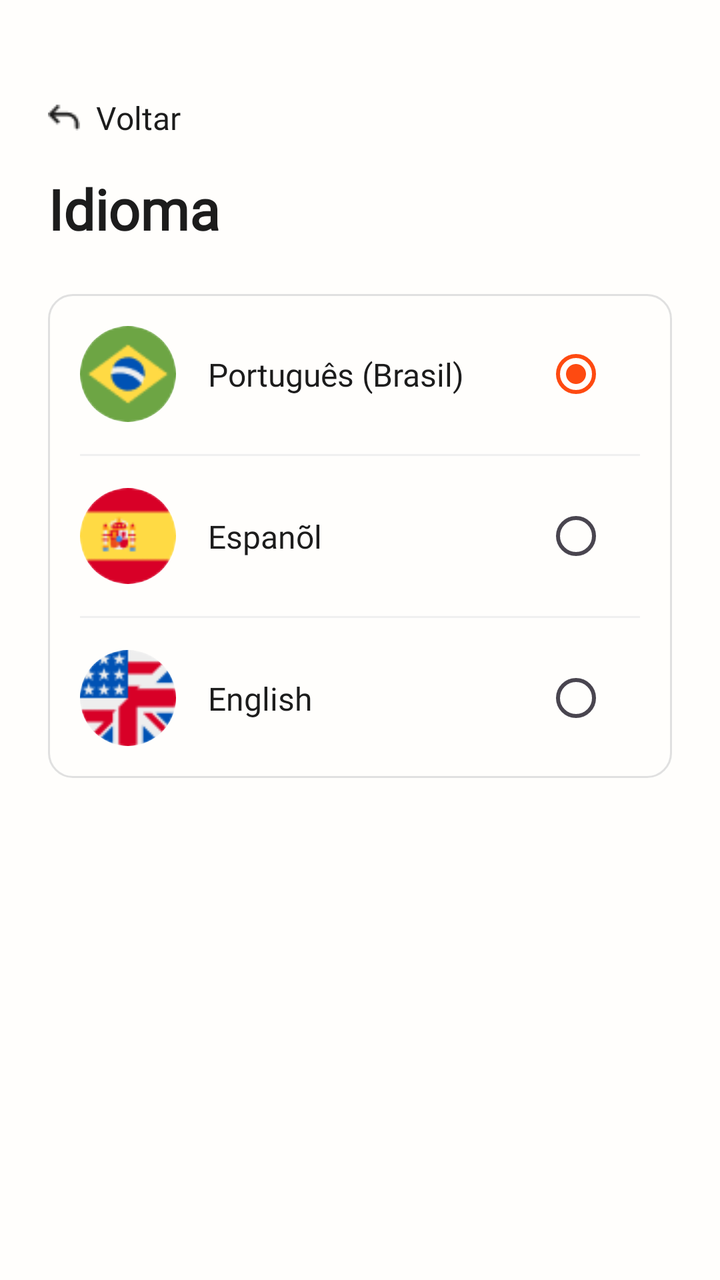
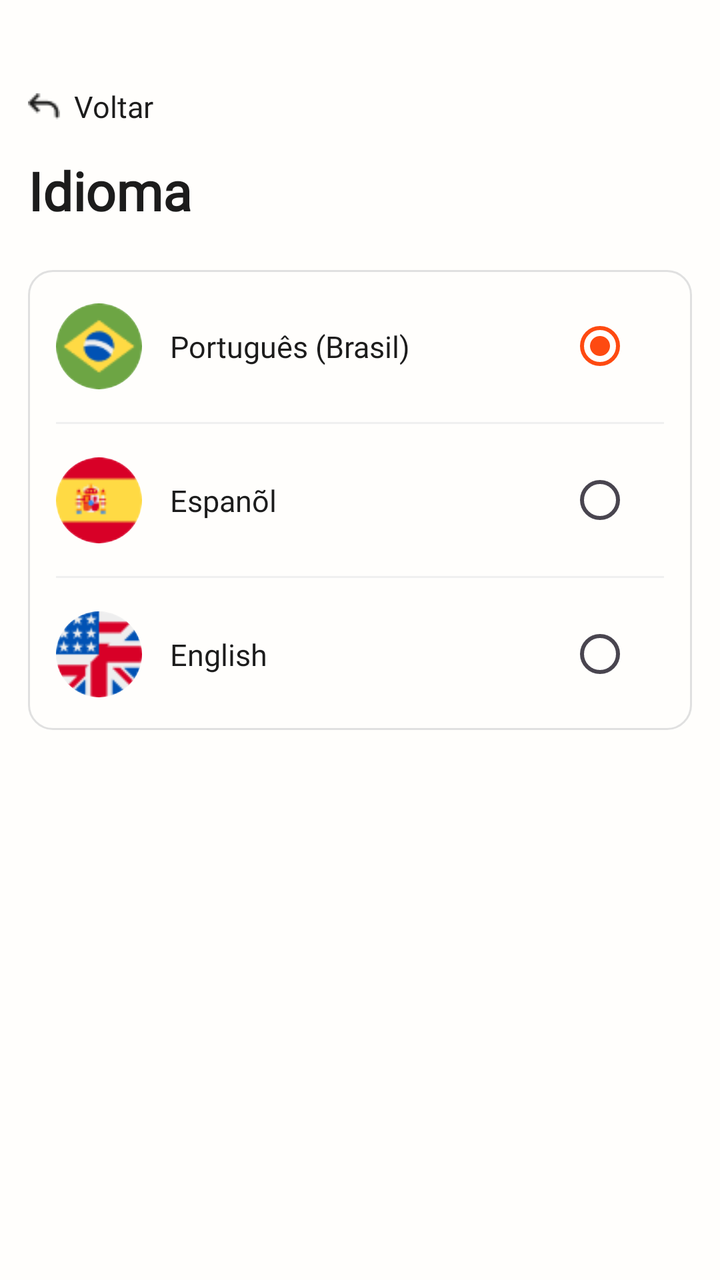

Before-and-after screenshots of an Android layout around one commit, followed by the original layout XML and the change that was made.
<!-- AndroidManifest.xml: application theme Theme.ApolloMobile -->
<!-- res/layout/activity_language.xml -->
<?xml version="1.0" encoding="utf-8"?>
<androidx.constraintlayout.widget.ConstraintLayout xmlns:android="http://schemas.android.com/apk/res/android"
    xmlns:app="http://schemas.android.com/apk/res-auto"
    xmlns:tools="http://schemas.android.com/tools"
    android:layout_width="match_parent"
    android:layout_height="match_parent"
    android:background="@color/neutral_white"
    tools:context=".view.settings.LanguageActivity">

    <androidx.core.widget.NestedScrollView
        android:layout_width="match_parent"
        android:layout_height="match_parent"
        android:fillViewport="true">

        <LinearLayout
            android:layout_width="match_parent"
            android:layout_height="wrap_content"
            android:orientation="vertical"
            android:paddingHorizontal="24dp"
            android:paddingTop="48dp"
            android:paddingBottom="24dp">

            
            <TextView
                android:id="@+id/tvBack"
                style="@style/apollo_label2"
                android:layout_width="wrap_content"
                android:layout_height="wrap_content"
                android:drawableStart="@drawable/ic_arrow_back"
                android:drawablePadding="8dp"
                android:gravity="center_vertical"
                android:text="Voltar"
                android:textColor="@color/neutral_black"
                app:layout_constraintStart_toStartOf="parent"
                app:layout_constraintTop_toTopOf="parent" />

            <TextView
                style="@style/apollo_h4"
                android:layout_width="wrap_content"
                android:layout_height="wrap_content"
                android:layout_marginTop="16dp"
                android:text="Idioma"
                android:textColor="@color/neutral_black"
                android:textStyle="bold" />

            
            <RadioGroup
                android:layout_width="match_parent"
                android:layout_height="wrap_content"
                android:layout_marginTop="24dp"
                android:background="@drawable/bg_settings_card"
                android:orientation="vertical">

                
                <androidx.constraintlayout.widget.ConstraintLayout
                    android:layout_width="match_parent"
                    android:layout_height="wrap_content"
                    android:padding="16dp">

                    <com.google.android.material.imageview.ShapeableImageView
                        android:id="@+id/ivBrazil"
                        android:layout_width="48dp"
                        android:layout_height="48dp"
                        android:src="@drawable/ic_brazil"
                        app:layout_constraintBottom_toBottomOf="parent"
                        app:layout_constraintStart_toStartOf="parent"
                        app:layout_constraintTop_toTopOf="parent"
                        app:shapeAppearanceOverlay="@style/ShapeAppearanceOverlay.App.CornerSize50Percent" />

                    <TextView
                        style="@style/apollo_label2"
                        android:layout_width="0dp"
                        android:layout_height="wrap_content"
                        android:layout_marginStart="16dp"
                        android:text="Português (Brasil)"
                        app:layout_constraintBottom_toBottomOf="parent"
                        app:layout_constraintEnd_toStartOf="@+id/rbPortuguese"
                        app:layout_constraintStart_toEndOf="@id/ivBrazil"
                        app:layout_constraintTop_toTopOf="parent" />

                    <RadioButton
                        android:id="@+id/rbPortuguese"
                        android:layout_width="wrap_content"
                        android:layout_height="wrap_content"
                        android:buttonTint="@color/secondary_one"
                        android:checked="true"
                        app:layout_constraintBottom_toBottomOf="parent"
                        app:layout_constraintEnd_toEndOf="parent"
                        app:layout_constraintTop_toTopOf="parent" />

                </androidx.constraintlayout.widget.ConstraintLayout>

                <View
                    android:layout_width="match_parent"
                    android:layout_height="1dp"
                    android:layout_marginHorizontal="16dp"
                    android:background="#F0F0F0" />

                
                <androidx.constraintlayout.widget.ConstraintLayout
                    android:layout_width="match_parent"
                    android:layout_height="wrap_content"
                    android:padding="16dp">

                    <com.google.android.material.imageview.ShapeableImageView
                        android:id="@+id/ivSpain"
                        android:layout_width="48dp"
                        android:layout_height="48dp"
                        android:src="@drawable/ic_spain"
                        app:layout_constraintBottom_toBottomOf="parent"
                        app:layout_constraintStart_toStartOf="parent"
                        app:layout_constraintTop_toTopOf="parent"
                        app:shapeAppearanceOverlay="@style/ShapeAppearanceOverlay.App.CornerSize50Percent" />

                    <TextView
                        style="@style/apollo_label2"
                        android:layout_width="0dp"
                        android:layout_height="wrap_content"
                        android:layout_marginStart="16dp"
                        android:text="Espanõl"
                        app:layout_constraintBottom_toBottomOf="parent"
                        app:layout_constraintEnd_toStartOf="@+id/rbSpanish"
                        app:layout_constraintStart_toEndOf="@id/ivSpain"
                        app:layout_constraintTop_toTopOf="parent" />

                    <RadioButton
                        android:id="@+id/rbSpanish"
                        android:layout_width="wrap_content"
                        android:layout_height="wrap_content"
                        android:buttonTint="@color/secondary_one"
                        app:layout_constraintBottom_toBottomOf="parent"
                        app:layout_constraintEnd_toEndOf="parent"
                        app:layout_constraintTop_toTopOf="parent" />

                </androidx.constraintlayout.widget.ConstraintLayout>

                <View
                    android:layout_width="match_parent"
                    android:layout_height="1dp"
                    android:layout_marginHorizontal="16dp"
                    android:background="#F0F0F0" />

                
                <androidx.constraintlayout.widget.ConstraintLayout
                    android:layout_width="match_parent"
                    android:layout_height="wrap_content"
                    android:padding="16dp">

                    <com.google.android.material.imageview.ShapeableImageView
                        android:id="@+id/ivEnglish"
                        android:layout_width="48dp"
                        android:layout_height="48dp"
                        android:src="@drawable/ic_usa_uk"
                        app:layout_constraintBottom_toBottomOf="parent"
                        app:layout_constraintStart_toStartOf="parent"
                        app:layout_constraintTop_toTopOf="parent"
                        app:shapeAppearanceOverlay="@style/ShapeAppearanceOverlay.App.CornerSize50Percent" />

                    <TextView
                        style="@style/apollo_label2"
                        android:layout_width="0dp"
                        android:layout_height="wrap_content"
                        android:layout_marginStart="16dp"
                        android:text="English"
                        app:layout_constraintBottom_toBottomOf="parent"
                        app:layout_constraintEnd_toStartOf="@+id/rbEnglish"
                        app:layout_constraintStart_toEndOf="@id/ivEnglish"
                        app:layout_constraintTop_toTopOf="parent" />

                    <RadioButton
                        android:id="@+id/rbEnglish"
                        android:layout_width="wrap_content"
                        android:layout_height="wrap_content"
                        android:buttonTint="@color/secondary_one"
                        app:layout_constraintBottom_toBottomOf="parent"
                        app:layout_constraintEnd_toEndOf="parent"
                        app:layout_constraintTop_toTopOf="parent" />

                </androidx.constraintlayout.widget.ConstraintLayout>

            </RadioGroup>

        </LinearLayout>
    </androidx.core.widget.NestedScrollView>

</androidx.constraintlayout.widget.ConstraintLayout>
<!-- resources referenced by this layout -->
<resources>
  <color name="neutral_black">#1C1C1C</color>
  <color name="neutral_white">#FFFEFC</color>
  <color name="secondary_one">#FF672C</color>
  <!-- drawable bg_settings_card (drawable) -->
  <?xml version="1.0" encoding="utf-8"?>
  <shape xmlns:android="http://schemas.android.com/apk/res/android">
      <solid android:color="@color/neutral_white" />
      <corners android:radius="12dp" />
      <stroke android:width="1dp" android:color="#E0E0E0" />
  </shape>
  <!-- drawable ic_arrow_back: png bitmap (drawable, 394 bytes) -->
  <!-- drawable ic_brazil: png bitmap (drawable, 1965 bytes) -->
  <!-- drawable ic_spain: png bitmap (drawable, 1740 bytes) -->
  <!-- drawable ic_usa_uk: png bitmap (drawable, 1989 bytes) -->
  <style name="ShapeAppearanceOverlay.App.CornerSize50Percent" parent="">
          <item name="cornerSize">50%</item>
      </style>
  <style name="apollo_h4" parent="apollo_text_base">
          <item name="android:fontFamily">@font/plusjakartasans_bold</item>
          <item name="android:textSize">28sp</item>
      </style>
  <style name="apollo_label2" parent="apollo_text_base">
          <item name="android:fontFamily">@font/manrope_bold</item>
          <item name="android:textSize">16sp</item>
      </style>
  <style name="Theme.ApolloMobile" parent="Base.Theme.ApolloMobile" />
  <style name="apollo_text_base">
          <item name="android:textColor">@color/neutral_black</item>
      </style>
  <style name="Base.Theme.ApolloMobile" parent="Theme.Material3.DayNight.NoActionBar">
          
          <item name="colorPrimary">@color/secondary_three</item>
          <item name="android:statusBarColor">@color/secondary_three</item>
          <item name="android:windowLightStatusBar">false</item>
      </style>
  <color name="secondary_three">#FE4A11</color>
</resources>

<!-- the commit's change to res/layout/activity_language.xml (unified diff, before → after) -->
@@ -16,9 +16,9 @@
             android:layout_width="match_parent"
             android:layout_height="wrap_content"
             android:orientation="vertical"
-            android:paddingHorizontal="24dp"
-            android:paddingTop="48dp"
-            android:paddingBottom="24dp">
+        android:paddingHorizontal="@dimen/screen_horizontal_padding"
+            android:paddingTop="@dimen/space_48"
+            android:paddingBottom="@dimen/space_24">
 
             
             <TextView
@@ -27,7 +27,7 @@
                 android:layout_width="wrap_content"
                 android:layout_height="wrap_content"
                 android:drawableStart="@drawable/ic_arrow_back"
-                android:drawablePadding="8dp"
+                android:drawablePadding="@dimen/space_8"
                 android:gravity="center_vertical"
                 android:text="Voltar"
                 android:textColor="@color/neutral_black"
@@ -38,7 +38,7 @@
                 style="@style/apollo_h4"
                 android:layout_width="wrap_content"
                 android:layout_height="wrap_content"
-                android:layout_marginTop="16dp"
+                android:layout_marginTop="@dimen/space_16"
                 android:text="Idioma"
                 android:textColor="@color/neutral_black"
                 android:textStyle="bold" />
@@ -47,7 +47,7 @@
             <RadioGroup
                 android:layout_width="match_parent"
                 android:layout_height="wrap_content"
-                android:layout_marginTop="24dp"
+                android:layout_marginTop="@dimen/space_24"
                 android:background="@drawable/bg_settings_card"
                 android:orientation="vertical">
 
@@ -55,12 +55,12 @@
                 <androidx.constraintlayout.widget.ConstraintLayout
                     android:layout_width="match_parent"
                     android:layout_height="wrap_content"
-                    android:padding="16dp">
+                    android:padding="@dimen/space_16">
 
                     <com.google.android.material.imageview.ShapeableImageView
                         android:id="@+id/ivBrazil"
-                        android:layout_width="48dp"
-                        android:layout_height="48dp"
+                        android:layout_width="@dimen/space_48"
+                        android:layout_height="@dimen/space_48"
                         android:src="@drawable/ic_brazil"
                         app:layout_constraintBottom_toBottomOf="parent"
                         app:layout_constraintStart_toStartOf="parent"
@@ -71,7 +71,7 @@
                         style="@style/apollo_label2"
                         android:layout_width="0dp"
                         android:layout_height="wrap_content"
-                        android:layout_marginStart="16dp"
+                        android:layout_marginStart="@dimen/space_16"
                         android:text="Português (Brasil)"
                         app:layout_constraintBottom_toBottomOf="parent"
                         app:layout_constraintEnd_toStartOf="@+id/rbPortuguese"
@@ -93,19 +93,19 @@
                 <View
                     android:layout_width="match_parent"
                     android:layout_height="1dp"
-                    android:layout_marginHorizontal="16dp"
+                    android:layout_marginHorizontal="@dimen/space_16"
                     android:background="#F0F0F0" />
 
                 
                 <androidx.constraintlayout.widget.ConstraintLayout
                     android:layout_width="match_parent"
                     android:layout_height="wrap_content"
-                    android:padding="16dp">
+                    android:padding="@dimen/space_16">
 
                     <com.google.android.material.imageview.ShapeableImageView
                         android:id="@+id/ivSpain"
-                        android:layout_width="48dp"
-                        android:layout_height="48dp"
+                        android:layout_width="@dimen/space_48"
+                        android:layout_height="@dimen/space_48"
                         android:src="@drawable/ic_spain"
                         app:layout_constraintBottom_toBottomOf="parent"
                         app:layout_constraintStart_toStartOf="parent"
@@ -116,7 +116,7 @@
                         style="@style/apollo_label2"
                         android:layout_width="0dp"
                         android:layout_height="wrap_content"
-                        android:layout_marginStart="16dp"
+                        android:layout_marginStart="@dimen/space_16"
                         android:text="Espanõl"
                         app:layout_constraintBottom_toBottomOf="parent"
                         app:layout_constraintEnd_toStartOf="@+id/rbSpanish"
@@ -137,19 +137,19 @@
                 <View
                     android:layout_width="match_parent"
                     android:layout_height="1dp"
-                    android:layout_marginHorizontal="16dp"
+                    android:layout_marginHorizontal="@dimen/space_16"
                     android:background="#F0F0F0" />
 
                 
                 <androidx.constraintlayout.widget.ConstraintLayout
                     android:layout_width="match_parent"
                     android:layout_height="wrap_content"
-                    android:padding="16dp">
+                    android:padding="@dimen/space_16">
 
                     <com.google.android.material.imageview.ShapeableImageView
                         android:id="@+id/ivEnglish"
-                        android:layout_width="48dp"
-                        android:layout_height="48dp"
+                        android:layout_width="@dimen/space_48"
+                        android:layout_height="@dimen/space_48"
                         android:src="@drawable/ic_usa_uk"
                         app:layout_constraintBottom_toBottomOf="parent"
                         app:layout_constraintStart_toStartOf="parent"
@@ -160,7 +160,7 @@
                         style="@style/apollo_label2"
                         android:layout_width="0dp"
                         android:layout_height="wrap_content"
-                        android:layout_marginStart="16dp"
+                        android:layout_marginStart="@dimen/space_16"
                         android:text="English"
                         app:layout_constraintBottom_toBottomOf="parent"
                         app:layout_constraintEnd_toStartOf="@+id/rbEnglish"
<!-- resource entries referenced after the edit -->
@@ -3,6 +3,11 @@
   <color name="neutral_black">#1C1C1C</color>
   <color name="neutral_white">#FFFEFC</color>
   <color name="secondary_one">#FF672C</color>
+  <dimen name="screen_horizontal_padding">13dp</dimen>
+  <dimen name="space_16">13dp</dimen>
+  <dimen name="space_24">19dp</dimen>
+  <dimen name="space_48">38dp</dimen>
+  <dimen name="space_8">6dp</dimen>
   <!-- drawable bg_settings_card (drawable) -->
   <?xml version="1.0" encoding="utf-8"?>
   <shape xmlns:android="http://schemas.android.com/apk/res/android">
@@ -19,16 +24,18 @@
       </style>
   <style name="apollo_h4" parent="apollo_text_base">
           <item name="android:fontFamily">@font/plusjakartasans_bold</item>
-          <item name="android:textSize">28sp</item>
+          <item name="android:textSize">@dimen/text_28</item>
       </style>
   <style name="apollo_label2" parent="apollo_text_base">
           <item name="android:fontFamily">@font/manrope_bold</item>
-          <item name="android:textSize">16sp</item>
+          <item name="android:textSize">@dimen/text_16</item>
       </style>
   <style name="Theme.ApolloMobile" parent="Base.Theme.ApolloMobile" />
   <style name="apollo_text_base">
           <item name="android:textColor">@color/neutral_black</item>
       </style>
+  <dimen name="text_28">24.5sp</dimen>
+  <dimen name="text_16">14sp</dimen>
   <style name="Base.Theme.ApolloMobile" parent="Theme.Material3.DayNight.NoActionBar">
           
           <item name="colorPrimary">@color/secondary_three</item>
